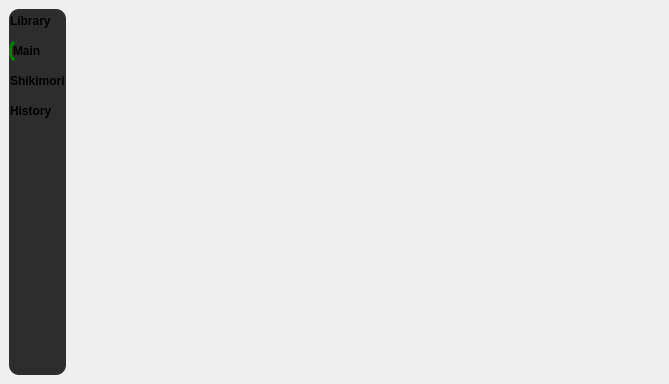
brandonzorn/Nlight, file data/ui/mainWindow.ui: the form before one commit.
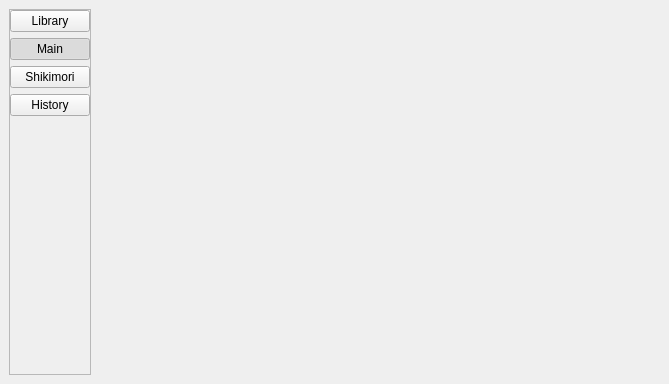
The form after the commit. Icons and pictures are not drawn.

Diff of the .ui file:
```diff
--- a/data/ui/mainWindow.ui
+++ b/data/ui/mainWindow.ui
@@ -27,29 +27,7 @@
     <item>
      <widget class="QWidget" name="side_menu_widget" native="true">
       <property name="styleSheet">
-       <string notr="true">QFrame {
-	border-radius: 10px;
-	background-color: rgb(45, 45, 45);
-}
-
-QPushButton {
-	text-align: left;
-	padding: 5px 1px;
-    background: transparent;
-	border-top-left-radius: 10px;
-	border-bottom-left-radius: 10px;
-	font-weight: bold;
-	icon-size: 24px;
-}
-
-QPushButton:hover:!pressed {
-	border-left: 3px solid green;
-	background-color: gray;
-}
-
-QPushButton:checked {
-	border-left: 3px solid green;
-}</string>
+       <string notr="true"/>
       </property>
       <layout class="QVBoxLayout" name="verticalLayout">
        <property name="leftMargin">
```
